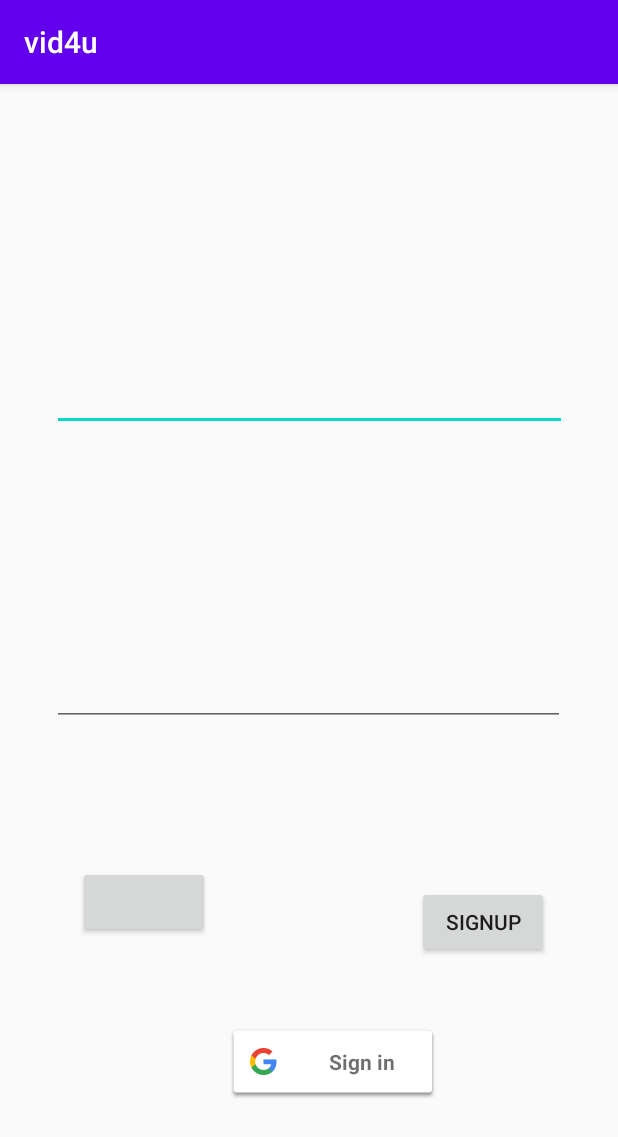
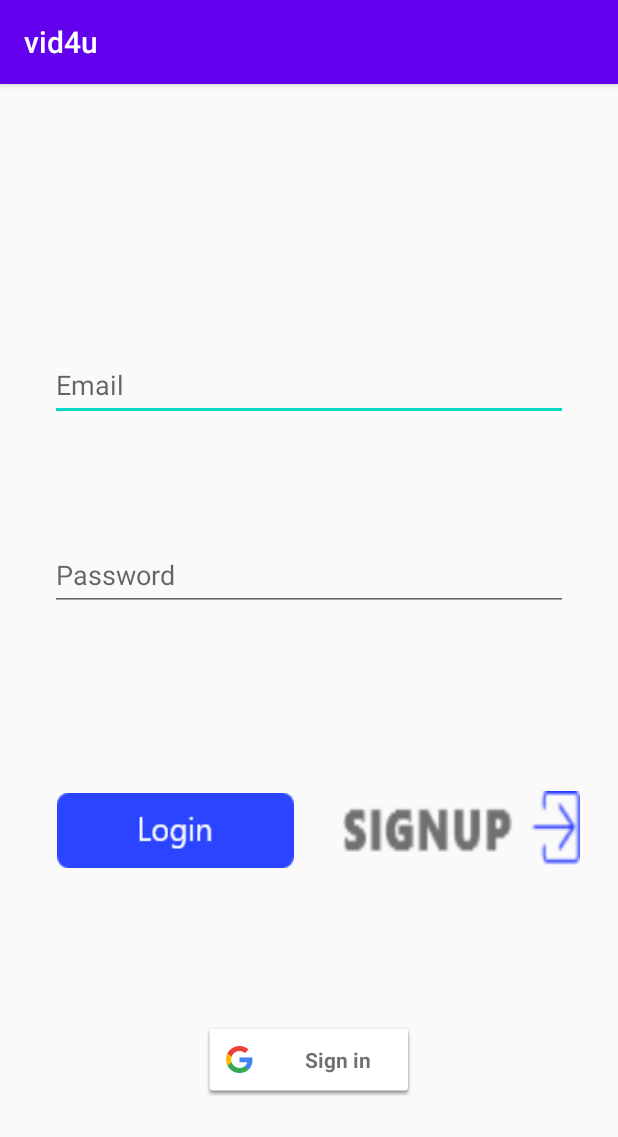
Before and after one commit to DebarshiSonowal/vid4u, an Android app: the screen it shows after launch (login), on a phone screen of 412 x 824 dp. Shown: the top 1137 px of the screen. Run offline under Robolectric (Android 15) with nearby library versions, the phone set to English and light mode, and no system bars; our stand-ins replace Firebase (no records; nobody signed in at launch, a user with empty details on screens opened directly).

Commit message:
UI improvement

```diff
--- a/app/src/main/res/layout/activity_login.xml
+++ b/app/src/main/res/layout/activity_login.xml
@@ -12,63 +12,64 @@
         android:layout_height="50dp"
         app:layout_constraintBottom_toBottomOf="parent"
         app:layout_constraintEnd_toEndOf="parent"
-        app:layout_constraintHorizontal_bias="0.559"
         app:layout_constraintStart_toStartOf="parent"
         app:layout_constraintTop_toTopOf="parent"
-        app:layout_constraintVertical_bias="0.873">
+        app:layout_constraintVertical_bias="0.871">
 
     </com.google.android.gms.common.SignInButton>
 
     <EditText
         android:id="@+id/emailtext"
-        android:layout_width="343dp"
-        android:layout_height="86dp"
+        android:layout_width="345dp"
+        android:layout_height="47dp"
 
         android:ems="10"
+        android:hint="Email"
         android:inputType="textEmailAddress"
         app:layout_constraintBottom_toBottomOf="parent"
         app:layout_constraintEnd_toEndOf="parent"
         app:layout_constraintStart_toStartOf="parent"
         app:layout_constraintTop_toTopOf="parent"
-        app:layout_constraintVertical_bias="0.213" />
+        app:layout_constraintVertical_bias="0.246" />
 
     <EditText
         android:id="@+id/passwordtext"
-        android:layout_width="342dp"
-        android:layout_height="87dp"
+        android:layout_width="345dp"
+        android:layout_height="47dp"
 
         android:ems="10"
+        android:hint="Password"
         android:inputType="textPassword"
         app:layout_constraintBottom_toBottomOf="parent"
         app:layout_constraintEnd_toEndOf="parent"
-        app:layout_constraintHorizontal_bias="0.492"
+
         app:layout_constraintStart_toStartOf="parent"
-
-        app:layout_constraintTop_toTopOf="parent" />
+        app:layout_constraintTop_toTopOf="parent"
+        app:layout_constraintVertical_bias="0.422" />
 
     <Button
         android:id="@+id/loginbtn"
-        android:layout_width="wrap_content"
-        android:layout_height="wrap_content"
+        android:layout_width="158dp"
+        android:layout_height="50dp"
 
+        android:background="@drawable/Button"
         app:layout_constraintBottom_toBottomOf="parent"
         app:layout_constraintEnd_toEndOf="parent"
-        app:layout_constraintHorizontal_bias="0.16"
+        app:layout_constraintHorizontal_bias="0.15"
         app:layout_constraintStart_toStartOf="parent"
-        app:layout_constraintTop_toBottomOf="@+id/passwordtext"
-        app:layout_constraintVertical_bias="0.319"
-        tools:text="Sign up" />
+        app:layout_constraintTop_toTopOf="parent"
+        app:layout_constraintVertical_bias="0.658" />
 
     <Button
         android:id="@+id/signupbtn"
-        android:layout_width="wrap_content"
-        android:layout_height="wrap_content"
-        android:text="signup"
+        android:layout_width="158dp"
+        android:layout_height="50dp"
+        android:background="@drawable/signupbtn"
         app:layout_constraintBottom_toBottomOf="parent"
         app:layout_constraintEnd_toEndOf="parent"
-        app:layout_constraintHorizontal_bias="0.857"
+        app:layout_constraintHorizontal_bias="0.901"
         app:layout_constraintStart_toStartOf="parent"
         app:layout_constraintTop_toTopOf="parent"
-        app:layout_constraintVertical_bias="0.743" />
+        app:layout_constraintVertical_bias="0.656" />
 
 </androidx.constraintlayout.widget.ConstraintLayout>
--- a/app/src/main/res/layout/activity_signup.xml
+++ b/app/src/main/res/layout/activity_signup.xml
@@ -11,25 +11,27 @@
         android:layout_width="273dp"
         android:layout_height="53dp"
         android:ems="10"
+        android:hint="Email"
         android:inputType="textEmailAddress"
         app:layout_constraintBottom_toBottomOf="parent"
         app:layout_constraintEnd_toEndOf="parent"
-        app:layout_constraintHorizontal_bias="0.515"
+        app:layout_constraintHorizontal_bias="0.514"
         app:layout_constraintStart_toStartOf="parent"
         app:layout_constraintTop_toTopOf="parent"
-        app:layout_constraintVertical_bias="0.247" />
+        app:layout_constraintVertical_bias="0.312" />
 
     <EditText
         android:id="@+id/txt_password"
         android:layout_width="269dp"
         android:layout_height="54dp"
         android:ems="10"
+        android:hint="Password"
         android:inputType="textPassword"
         app:layout_constraintBottom_toBottomOf="parent"
         app:layout_constraintEnd_toEndOf="parent"
         app:layout_constraintStart_toStartOf="parent"
         app:layout_constraintTop_toTopOf="parent"
-        app:layout_constraintVertical_bias="0.474" />
+        app:layout_constraintVertical_bias="0.455" />
 
     <Button
         android:id="@+id/buttonRegister"
@@ -48,6 +50,7 @@
         android:layout_width="271dp"
         android:layout_height="57dp"
         android:ems="10"
+        android:hint="Confirm password"
         android:inputType="textPassword"
         app:layout_constraintBottom_toBottomOf="parent"
         app:layout_constraintEnd_toEndOf="parent"
@@ -75,16 +78,17 @@
         android:layout_height="wrap_content"
         app:layout_constraintBottom_toBottomOf="parent"
         app:layout_constraintEnd_toEndOf="parent"
-        app:layout_constraintHorizontal_bias="0.498"
+        app:layout_constraintHorizontal_bias="0.528"
         app:layout_constraintStart_toStartOf="parent"
         app:layout_constraintTop_toTopOf="parent"
-        app:layout_constraintVertical_bias="0.714" />
+        app:layout_constraintVertical_bias="0.744" />
 
     <EditText
         android:id="@+id/txt_username"
         android:layout_width="277dp"
         android:layout_height="59dp"
         android:ems="10"
+        android:hint="Username"
         android:inputType="textPersonName"
         app:layout_constraintBottom_toBottomOf="parent"
         app:layout_constraintEnd_toEndOf="parent"
```
Also changed, not shown: app/src/main/res/drawable/Button.png (added), app/src/main/res/drawable/signupbtn.png (added).
